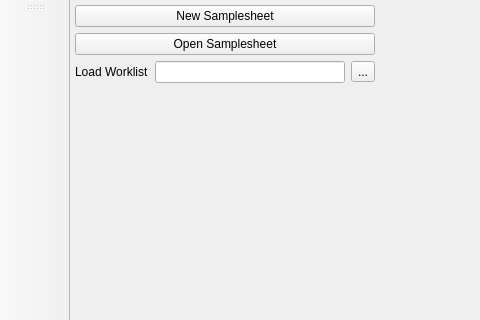
This is views/ui/mw.ui in Clinical-Genomics-Umea/SampleSheetCreator as Qt 5 draws it before an edit; both pictures show x 0 to 480 and y 0 to 320 of the 1319 by 610 pixel window. The edited form follows.
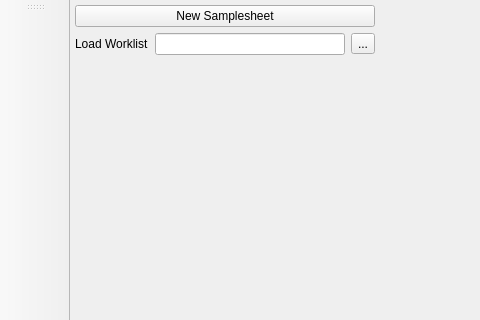
This is the edited form. The open tabs and pages were chosen to show the change.

```diff
--- a/views/ui/mw.ui
+++ b/views/ui/mw.ui
@@ -176,13 +176,6 @@
             </property>
            </widget>
           </item>
-          <item>
-           <widget class="QPushButton" name="open_samplesheet_pushButton">
-            <property name="text">
-             <string>Open Samplesheet</string>
-            </property>
-           </widget>
-          </item>
           <item>
            <layout class="QFormLayout" name="formLayout_6">
             <item row="0" column="0">
```
Left out of the diff: 4 changed lines with no effect on the pictures.
